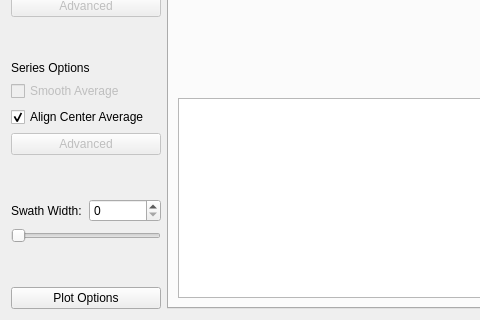
First picture: the form in resources/cardMainWidget.ui, repository gill14/AccuPatt, before the edit; both pictures show x 0 to 480 and y 280 to 600 of the 1100 by 600 pixel window.
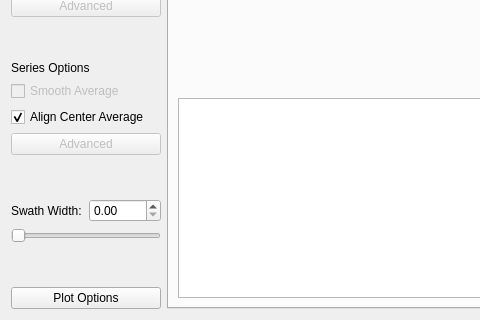
Second picture: the form after the edit. Custom widgets are drawn as their Qt base class.

Commit message: swath/adjusted_swath from int to float; associated db migration

What changed in the file:
```diff
--- a/resources/cardMainWidget.ui
+++ b/resources/cardMainWidget.ui
@@ -205,18 +205,18 @@
         </widget>
        </item>
        <item>
-        <widget class="QSpinBox" name="spinBoxSwathAdjusted">
+        <widget class="QDoubleSpinBox" name="spinBoxSwathAdjusted">
          <property name="specialValueText">
           <string/>
          </property>
          <property name="minimum">
-          <number>0</number>
+          <double>0.000000000000000</double>
          </property>
          <property name="maximum">
-          <number>500</number>
+          <double>500.000000000000000</double>
          </property>
          <property name="value">
-          <number>0</number>
+          <double>0.000000000000000</double>
          </property>
         </widget>
        </item>
```
The commit also changes 10 other files.
